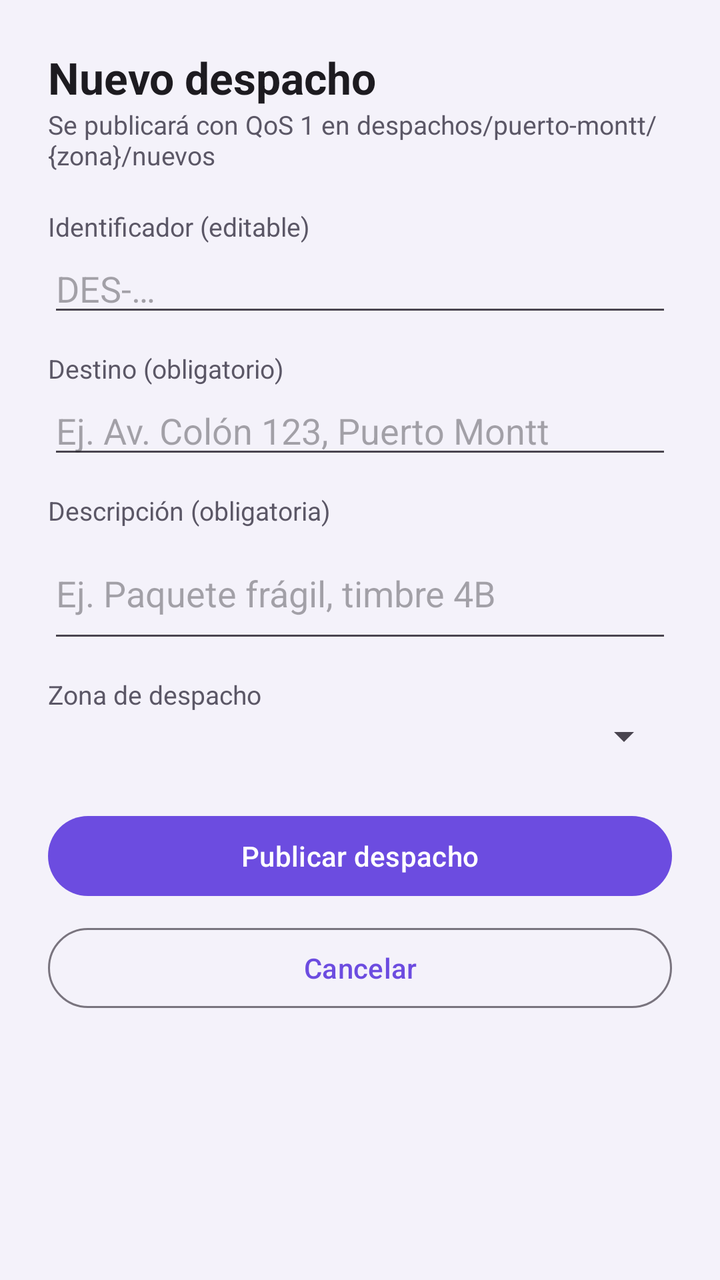
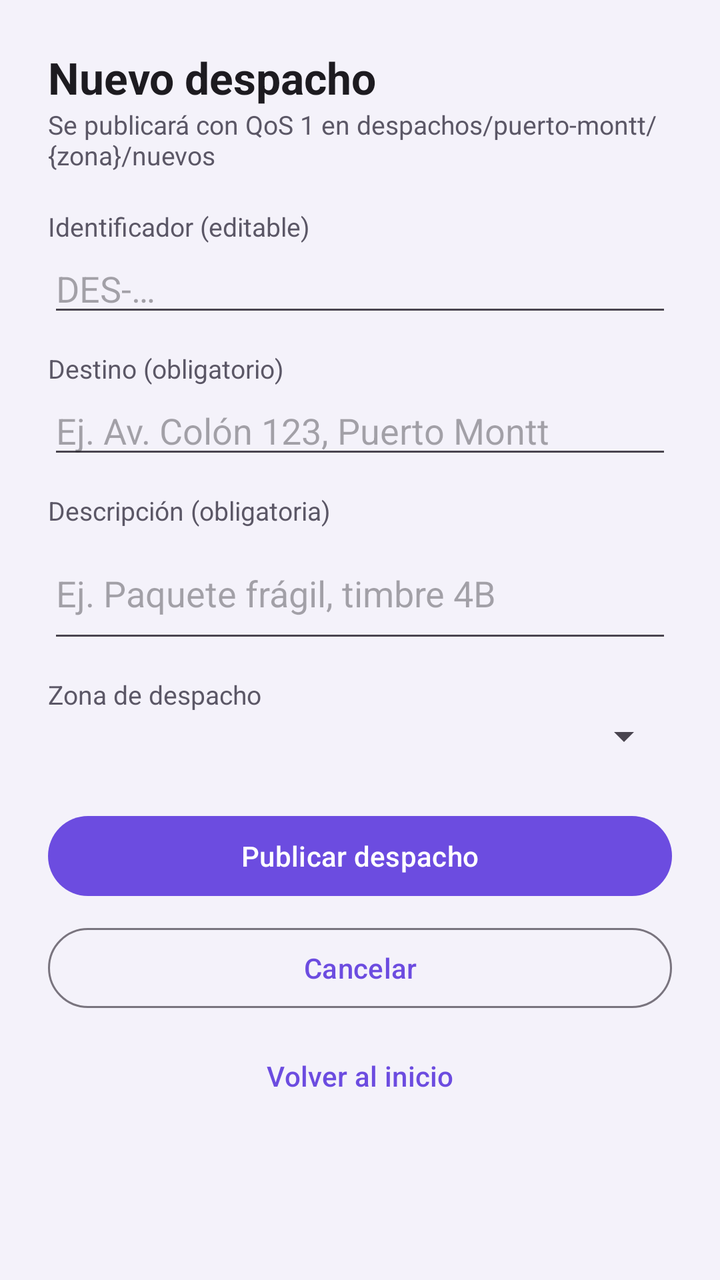

Screens rendered from an Android XML layout before and after an edit, with the pre-edit source and the edit as a unified diff.
<!-- AndroidManifest.xml: application theme Theme.Despachos -->
<!-- res/layout/activity_nuevo_despacho.xml -->
<?xml version="1.0" encoding="utf-8"?>
<LinearLayout xmlns:android="http://schemas.android.com/apk/res/android"
    android:layout_width="match_parent"
    android:layout_height="match_parent"
    android:orientation="vertical"
    android:padding="24dp">

    <TextView
        android:layout_width="wrap_content"
        android:layout_height="wrap_content"
        android:text="Nuevo despacho"
        android:textColor="@color/texto_principal"
        android:textSize="22sp"
        android:textStyle="bold" />

    <TextView
        android:layout_width="wrap_content"
        android:layout_height="wrap_content"
        android:text="Se publicará con QoS 1 en despachos/puerto-montt/{zona}/nuevos"
        android:textColor="@color/texto_secundario"
        android:textSize="13sp" />

    <TextView style="@style/TextoEtiqueta"
        android:layout_width="wrap_content"
        android:layout_height="wrap_content"
        android:layout_marginTop="18dp"
        android:text="Identificador (editable)" />

    <EditText
        android:id="@+id/etId"
        android:layout_width="match_parent"
        android:layout_height="wrap_content"
        android:hint="DES-…"
        android:inputType="text" />

    <TextView style="@style/TextoEtiqueta"
        android:layout_width="wrap_content"
        android:layout_height="wrap_content"
        android:layout_marginTop="12dp"
        android:text="Destino (obligatorio)" />

    <EditText
        android:id="@+id/etDestino"
        android:layout_width="match_parent"
        android:layout_height="wrap_content"
        android:hint="Ej. Av. Colón 123, Puerto Montt"
        android:inputType="textPostalAddress" />

    <TextView style="@style/TextoEtiqueta"
        android:layout_width="wrap_content"
        android:layout_height="wrap_content"
        android:layout_marginTop="12dp"
        android:text="Descripción (obligatoria)" />

    <EditText
        android:id="@+id/etDescripcion"
        android:layout_width="match_parent"
        android:layout_height="wrap_content"
        android:hint="Ej. Paquete frágil, timbre 4B"
        android:inputType="textMultiLine"
        android:minLines="2" />

    <TextView style="@style/TextoEtiqueta"
        android:layout_width="wrap_content"
        android:layout_height="wrap_content"
        android:layout_marginTop="12dp"
        android:text="Zona de despacho" />

    <Spinner
        android:id="@+id/spZona"
        android:layout_width="match_parent"
        android:layout_height="wrap_content" />

    <Button
        android:id="@+id/btnPublicar"
        android:layout_width="match_parent"
        android:layout_height="wrap_content"
        android:layout_marginTop="24dp"
        android:text="Publicar despacho" />

    <Button
        android:id="@+id/btnCancelar"
        style="@style/Widget.Material3.Button.OutlinedButton"
        android:layout_width="match_parent"
        android:layout_height="wrap_content"
        android:layout_marginTop="8dp"
        android:text="Cancelar" />

</LinearLayout>
<!-- resources referenced by this layout -->
<resources>
  <color name="texto_principal">#1D1B20</color>
  <color name="texto_secundario">#5B5766</color>
  <style name="TextoEtiqueta" parent="TextAppearance.AppCompat.Body1">
          <item name="android:textColor">@color/texto_secundario</item>
          <item name="android:textSize">13sp</item>
      </style>
  <style name="Theme.Despachos" parent="Theme.Material3.DayNight">
          <item name="colorPrimary">@color/primario</item>
          <item name="colorPrimaryDark">@color/primario_oscuro</item>
          <item name="android:statusBarColor">@color/primario_oscuro</item>
          <item name="android:colorBackground">@color/fondo</item>
      </style>
  <color name="primario">#6C4CE0</color>
  <color name="primario_oscuro">#3F2FA8</color>
  <color name="fondo">#F4F2FA</color>
</resources>

<!-- the commit's change to res/layout/activity_nuevo_despacho.xml (unified diff, before → after) -->
@@ -86,4 +86,12 @@
         android:layout_marginTop="8dp"
         android:text="Cancelar" />
 
+    <Button
+        android:id="@+id/btnVolverInicio"
+        style="@style/Widget.Material3.Button.TextButton"
+        android:layout_width="match_parent"
+        android:layout_height="wrap_content"
+        android:layout_marginTop="6dp"
+        android:text="Volver al inicio" />
+
 </LinearLayout>
